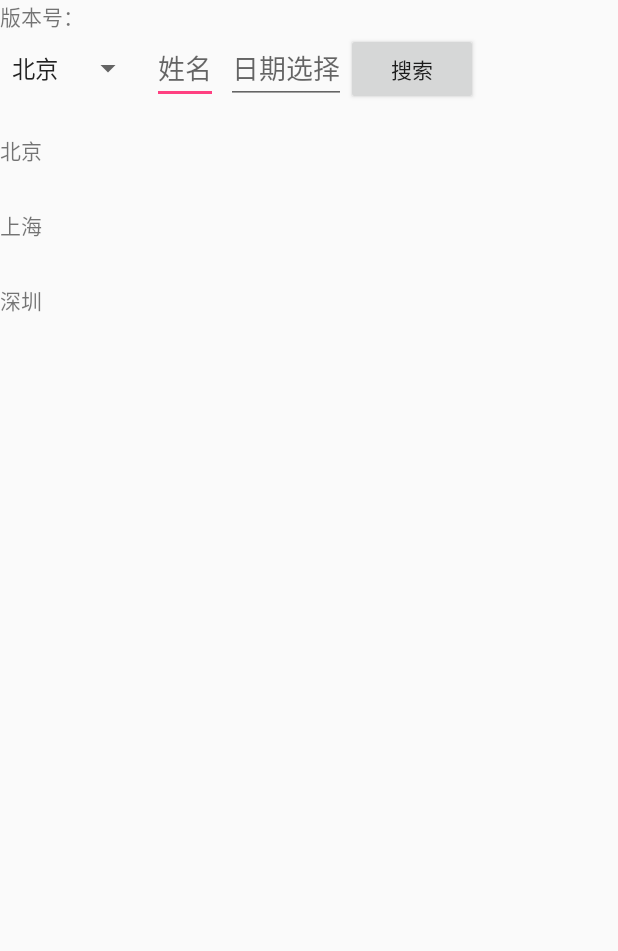
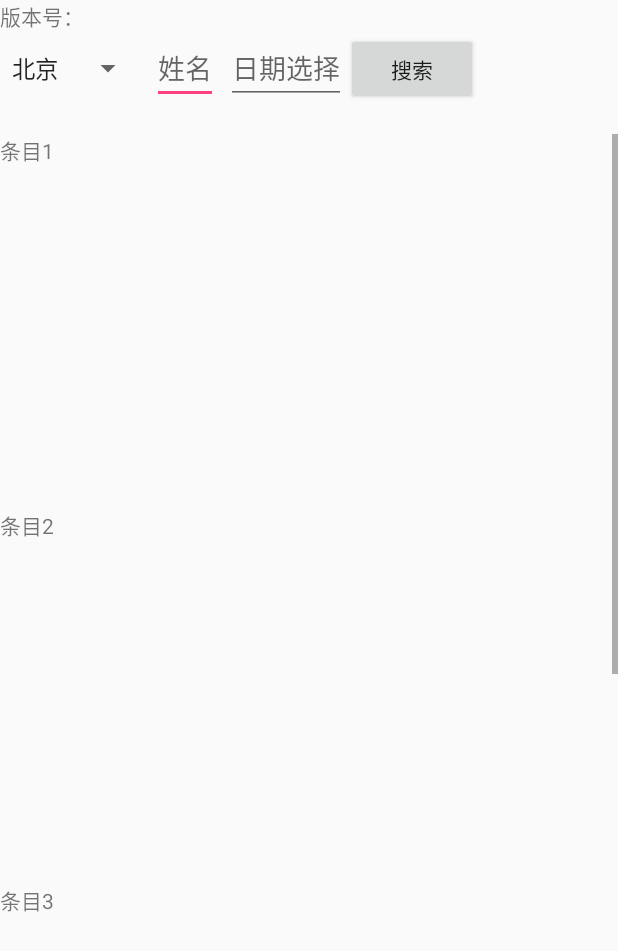
Before and after one commit to daringjw/GridMember, an Android app: the HomeActivity1 screen opened directly, with no data from a screen before it, on a phone screen of 412 x 824 dp. Shown: the top 951 px of the screen. Run offline under Robolectric (Android 15) with nearby library versions, the phone set to English and light mode, and no system bars; our stand-ins replace ButterKnife; libraries missing offline, so code that uses them is left out: com.blankj.utilcode, com.hyphenate, com.hyphenate.chat, com.hyphenate.util, com.tencent.bugly; 4 statements that could not run were skipped.

Commit message:
recyclerView 适配器之数据类型修改

```diff
--- a/GridMember/app/src/main/java/com/jkkc/gridmember/ui/HomeActivity1.java
+++ b/GridMember/app/src/main/java/com/jkkc/gridmember/ui/HomeActivity1.java
@@ -214,7 +214,15 @@ public class HomeActivity1 extends AppCompatActivity implements DatePickerDialog
 //如果可以确定每个item的高度是固定的，设置这个选项可以提高性能
         mRecyclerView.setHasFixedSize(true);
 //创建并设置Adapter
-        mAdapter = new MyAdapter(new String[]{"北京", "上海", "深圳"});
+        ArrayList<String> itemList = new ArrayList<>();
+        itemList.add("条目1");
+        itemList.add("条目2");
+        itemList.add("条目3");
+        itemList.add("条目4");
+        itemList.add("条目5");
+        itemList.add("条目6");
+
+        mAdapter = new MyAdapter(itemList);
         mRecyclerView.setAdapter(mAdapter);
 
         mAdapter.setOnItemClickListener(new OnRecyclerViewItemClickListener() {
@@ -237,9 +245,9 @@ public class HomeActivity1 extends AppCompatActivity implements DatePickerDialog
     public class MyAdapter extends RecyclerView.Adapter<MyAdapter.ViewHolder> implements
             View.OnClickListener {
 
-        public String[] datas = null;
+        public List<String> datas = null;
 
-        public MyAdapter(String[] datas) {
+        public MyAdapter(List<String> datas) {
             this.datas = datas;
         }
 
@@ -258,17 +266,17 @@ public class HomeActivity1 extends AppCompatActivity implements DatePickerDialog
         //将数据与界面进行绑定的操作
         @Override
         public void onBindViewHolder(ViewHolder viewHolder, int position) {
-            viewHolder.mTextView.setText(datas[position]);
+            viewHolder.mTextView.setText(datas.get(position));
 
             //将数据保存在itemView的Tag中，以便点击时进行获取
-            viewHolder.itemView.setTag(datas[position]);
+            viewHolder.itemView.setTag(datas.get(position));
 
         }
 
         //获取数据的数量
         @Override
         public int getItemCount() {
-            return datas.length;
+            return datas.size();
         }
 
 
@@ -289,7 +297,7 @@ public class HomeActivity1 extends AppCompatActivity implements DatePickerDialog
 
             public ViewHolder(View view) {
                 super(view);
-                mTextView = (TextView) view.findViewById(R.id.tvCity);
+                mTextView = view.findViewById(R.id.tvCity);
             }
         }
 
--- a/GridMember/app/src/main/res/layout/item.xml
+++ b/GridMember/app/src/main/res/layout/item.xml
@@ -1,7 +1,7 @@
 <?xml version="1.0" encoding="utf-8"?>
 <LinearLayout xmlns:android="http://schemas.android.com/apk/res/android"
               android:layout_width="match_parent"
-              android:layout_height="50dp"
+              android:layout_height="250dp"
               android:orientation="vertical">
 
     <TextView
```
